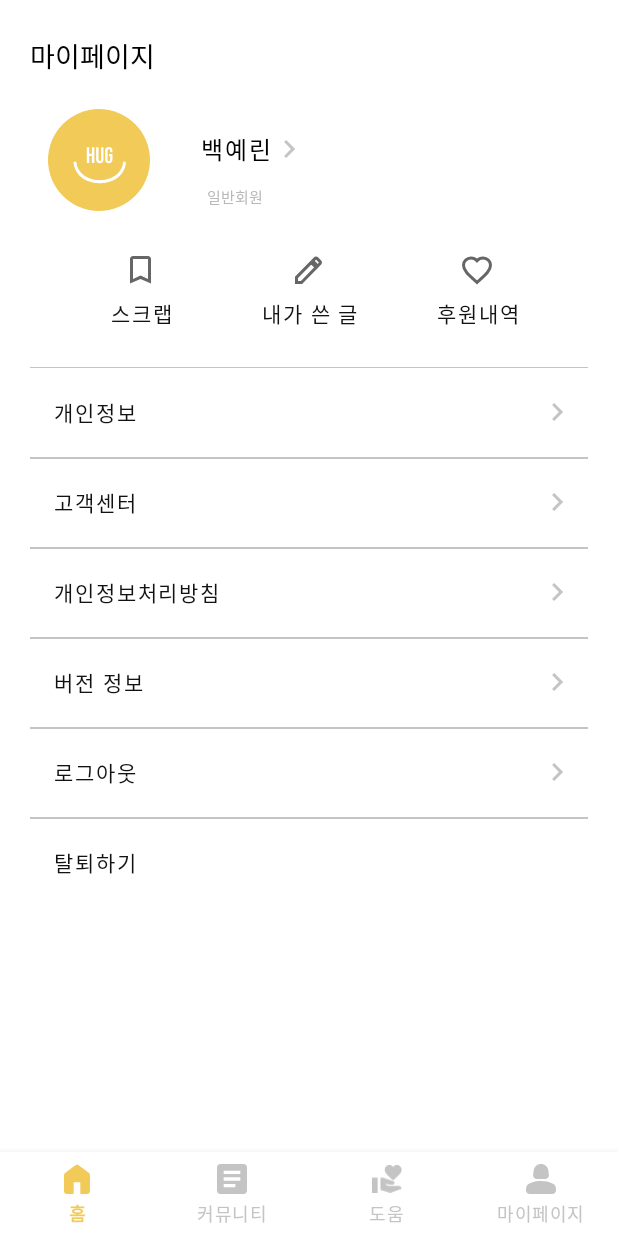
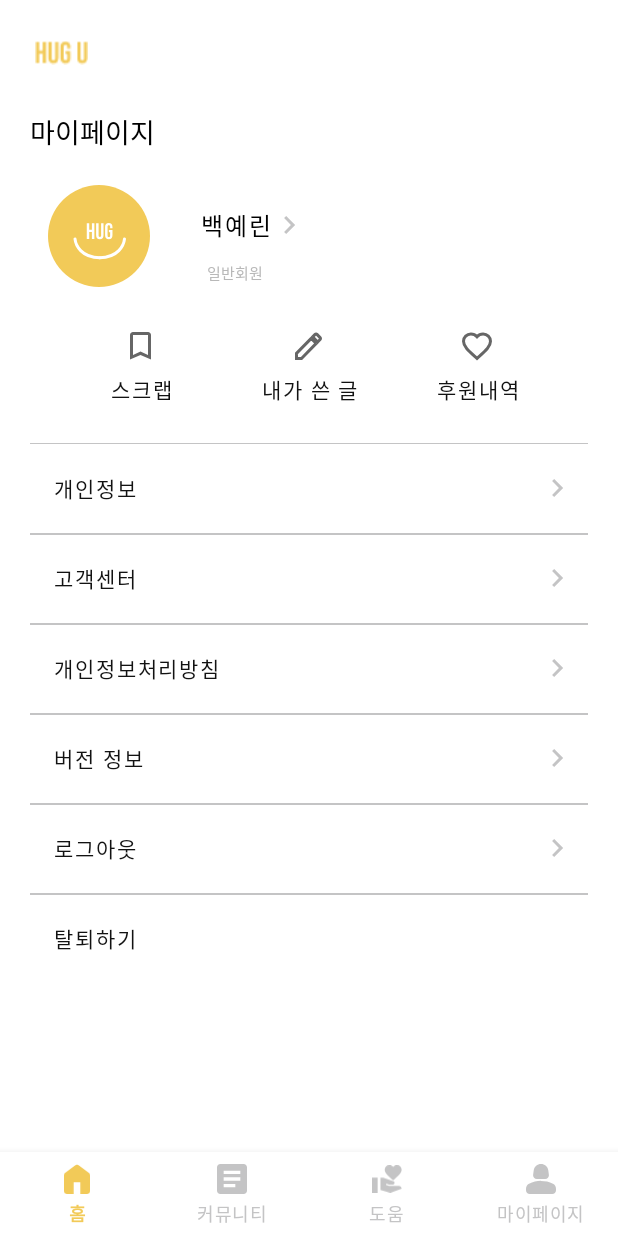
Before and after one commit to ssh09015/HugU, an Android app: the fragment PageFragment placed in its activity, on a phone screen of 412 x 824 dp. Run offline under Robolectric (Android 15) with nearby library versions, the phone set to English and light mode, and no system bars.

Commit message:
[songha]input_logo

```diff
--- a/app/src/main/res/layout/fragment_page.xml
+++ b/app/src/main/res/layout/fragment_page.xml
@@ -6,16 +6,29 @@
     xmlns:app="http://schemas.android.com/apk/res-auto"
     tools:context=".fragment.PageFragment">
 
+    <ImageView
+        android:id="@+id/iv_title"
+        android:layout_width="wrap_content"
+        android:layout_height="30dp"
+        android:layout_marginTop="20dp"
+        android:layout_marginEnd="330dp"
+        android:src="@drawable/hug_u"
+        app:layout_constraintBottom_toTopOf="@+id/page_title"
+        app:layout_constraintEnd_toEndOf="parent"
+        app:layout_constraintStart_toStartOf="parent"
+        app:layout_constraintTop_toTopOf="parent" />
+
     <TextView
         android:id="@+id/page_title"
         android:layout_width="match_parent"
         android:layout_height="wrap_content"
         android:text="마이페이지"
         android:textColor="@color/black"
+        android:fontFamily="@font/pretendard_bold"
         android:textSize="18sp"
-        android:layout_marginTop="23dp"
+        android:layout_marginTop="24dp"
         android:layout_marginStart="20dp"
-        app:layout_constraintTop_toTopOf="parent"
+        app:layout_constraintTop_toBottomOf="@+id/iv_title"
         app:layout_constraintStart_toStartOf="parent"
         app:layout_constraintEnd_toEndOf="parent" />
 
@@ -54,6 +67,7 @@
                 android:background="#00ff0000"
                 android:drawableRight="@drawable/btn_go"
                 android:text="백예린"
+                android:fontFamily="@font/pretendard_regular"
                 android:textColor="#000000"
                 android:textSize="16sp"
                 app:layout_constraintBottom_toTopOf="@+id/tv_profile"
@@ -66,6 +80,7 @@
                 android:layout_height="wrap_content"
                 android:text="일반회원"
                 android:textSize="10sp"
+                android:fontFamily="@font/pretendard_regular"
                 android:textColor="#B8B8B8"
                 android:layout_marginStart="20dp"
                 app:layout_constraintStart_toStartOf="@+id/btn_profile"
@@ -94,6 +109,7 @@
             android:background="#00ff0000"
             android:drawableTop="@drawable/btn_s"
             android:text="스크랩"
+            android:fontFamily="@font/pretendard_regular"
             android:textColor="#121212"
             android:textSize="14sp"
             app:layout_constraintBottom_toBottomOf="parent"
@@ -109,6 +125,7 @@
             android:background="#00ff0000"
             android:drawableTop="@drawable/btn_text"
             android:text="내가 쓴 글"
+            android:fontFamily="@font/pretendard_regular"
             android:textColor="#121212"
             android:textSize="14sp"
             app:layout_constraintBottom_toBottomOf="parent"
@@ -125,6 +142,7 @@
             android:background="#00ff0000"
             android:drawableTop="@drawable/btn_give"
             android:text="후원내역"
+            android:fontFamily="@font/pretendard_regular"
             android:textColor="#121212"
             android:textSize="14sp"
             app:layout_constraintBottom_toBottomOf="parent"
@@ -158,6 +176,7 @@
             android:layout_height="60dp"
             android:background="#00ff0000"
             android:text="개인정보"
+            android:fontFamily="@font/pretendard_regular"
             android:textColor="#121212"
             android:textSize="14sp"
             android:textAlignment="viewStart"
@@ -178,6 +197,7 @@
             android:layout_height="60dp"
             android:background="#00ff0000"
             android:text="고객센터"
+            android:fontFamily="@font/pretendard_regular"
             android:textColor="#121212"
             android:textSize="14sp"
             android:textAlignment="viewStart"
@@ -198,6 +218,7 @@
             android:layout_height="60dp"
             android:background="#00ff0000"
             android:text="개인정보처리방침"
+            android:fontFamily="@font/pretendard_regular"
             android:textColor="#121212"
             android:textSize="14sp"
             android:textAlignment="viewStart"
@@ -218,6 +239,7 @@
             android:layout_height="60dp"
             android:background="#00ff0000"
             android:text="버전 정보"
+            android:fontFamily="@font/pretendard_regular"
             android:textColor="#121212"
             android:textSize="14sp"
             android:textAlignment="viewStart"
@@ -238,6 +260,7 @@
             android:layout_height="60dp"
             android:background="#00ff0000"
             android:text="로그아웃"
+            android:fontFamily="@font/pretendard_regular"
             android:textColor="#121212"
             android:textSize="14sp"
             android:textAlignment="viewStart"
@@ -258,6 +281,7 @@
             android:layout_height="60dp"
             android:background="#00ff0000"
             android:text="탈퇴하기"
+            android:fontFamily="@font/pretendard_regular"
             android:textColor="#121212"
             android:textSize="14sp"
             android:textAlignment="viewStart"
```
Also changed, not shown: app/src/main/res/layout/fragment_comm.xml (+20 -2 lines).
